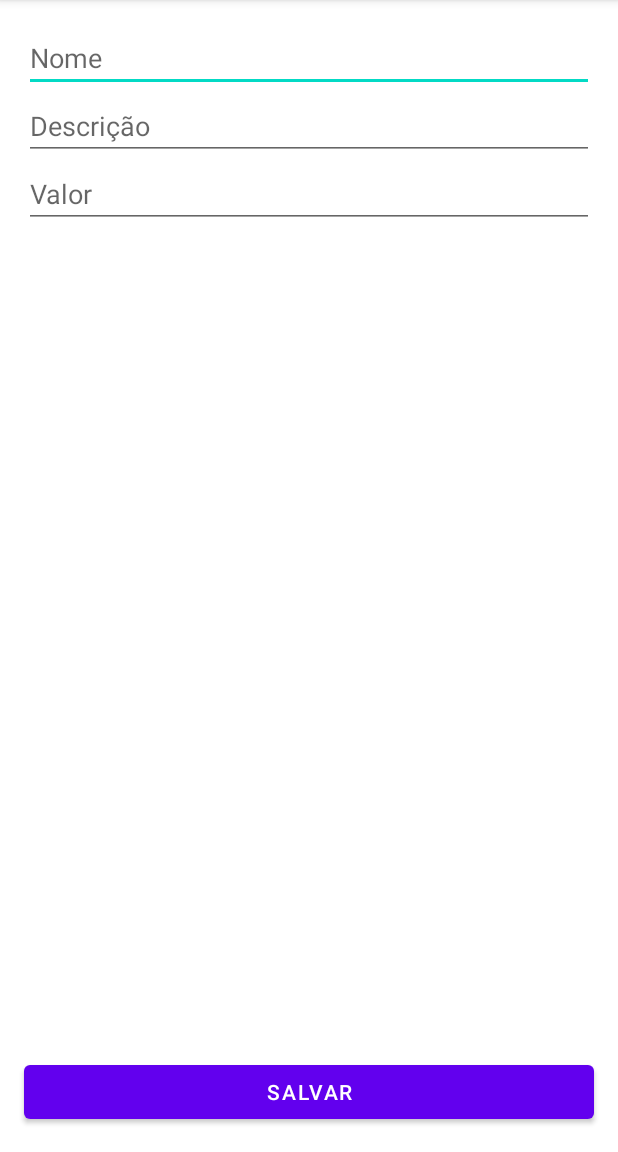
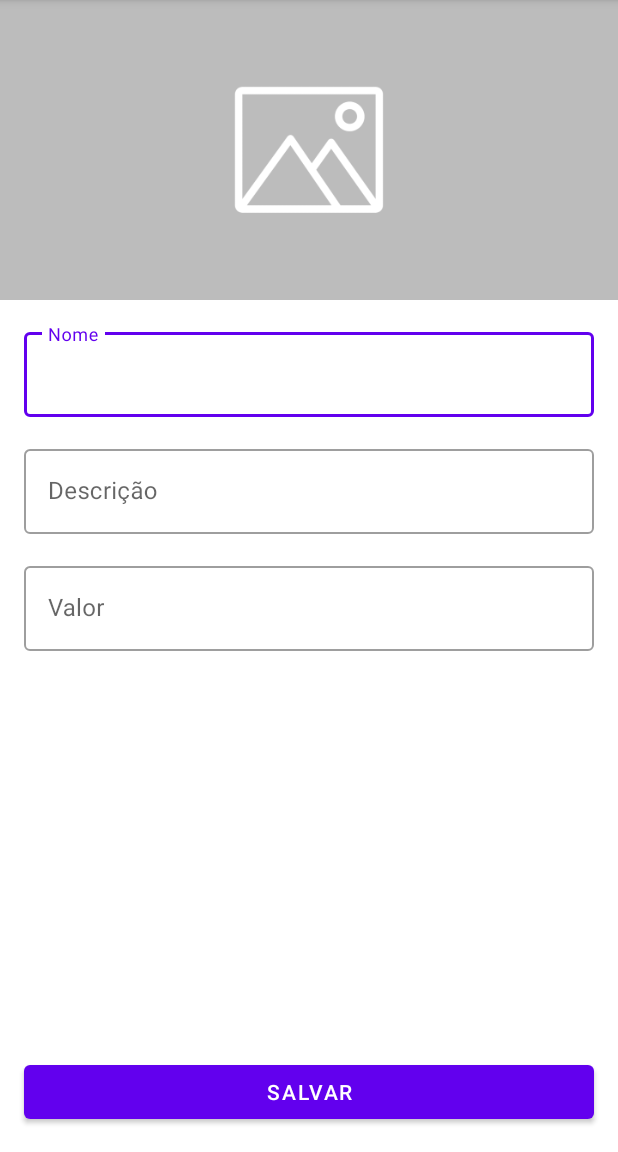
Before and after one commit to EclipseBSD/OrgsApp, an Android app built with Jetpack Compose: the FormularioProdutoActivity screen opened directly, with no data from a screen before it, on a phone screen of 412 x 824 dp, the part 84-1236 px from its top. Run offline under Robolectric (Android 15) with nearby library versions, the phone set to English and light mode, and no system bars.

Commit message:
Adicionando caixa de dialogo e modificando o formulario

```diff
--- a/app/src/main/java/com/example/orgsapp/ui/activity/ListaProdutosActivity.kt
+++ b/app/src/main/java/com/example/orgsapp/ui/activity/ListaProdutosActivity.kt
@@ -3,6 +3,7 @@ package com.example.orgsapp.ui.activity
 import android.content.Intent
 import android.os.Bundle
 import android.util.Log
+import androidx.appcompat.app.AlertDialog
 import androidx.appcompat.app.AppCompatActivity
 import androidx.recyclerview.widget.RecyclerView
 import com.example.orgsapp.R
--- /dev/null
+++ b/app/src/main/res/drawable/ic_action_refresh.xml
@@ -0,0 +1,5 @@
+<vector android:height="24dp" android:tint="#000000"
+    android:viewportHeight="24" android:viewportWidth="24"
+    android:width="24dp" xmlns:android="http://schemas.android.com/apk/res/android">
+    <path android:fillColor="@android:color/white" android:pathData="M17.65,6.35C16.2,4.9 14.21,4 12,4c-4.42,0 -7.99,3.58 -7.99,8s3.57,8 7.99,8c3.73,0 6.84,-2.55 7.73,-6h-2.08c-0.82,2.33 -3.04,4 -5.65,4 -3.31,0 -6,-2.69 -6,-6s2.69,-6 6,-6c1.66,0 3.14,0.69 4.22,1.78L13,11h7V4l-2.35,2.35z"/>
+</vector>
--- a/app/src/main/res/layout/activity_formulario_produto.xml
+++ b/app/src/main/res/layout/activity_formulario_produto.xml
@@ -12,38 +12,71 @@
         android:layout_height="wrap_content"
         tools:context=".ui.activity.FormularioProdutoActivity">
 
-
-        <EditText
-            android:id="@+id/activity_formulario_produto_nome"
-            android:layout_width="0dp"
-            android:layout_height="wrap_content"
-            android:layout_margin="16dp"
-            android:hint="Nome"
-            android:inputType="textCapSentences"
+        <ImageView
+            android:id="@+id/activity_formulario_produto_imagem"
+            android:layout_width="wrap_content"
+            android:layout_height="200dp"
+            android:scaleType="centerCrop"
+            android:src="@drawable/imagem_padrao"
             app:layout_constraintEnd_toEndOf="parent"
             app:layout_constraintStart_toStartOf="parent"
             app:layout_constraintTop_toTopOf="parent" />
 
-        <EditText
-            android:id="@+id/activity_formulario_produto_descricao"
-            android:layout_width="0dp"
+        <com.google.android.material.textfield.TextInputLayout
+            android:id="@+id/formulario_produto_textInputLayout_nome"
+            android:layout_width="match_parent"
             android:layout_height="wrap_content"
-            android:hint="Descrição"
-            android:inputType="textCapSentences"
-            app:layout_constraintEnd_toEndOf="@id/activity_formulario_produto_nome"
-            app:layout_constraintStart_toStartOf="@id/activity_formulario_produto_nome"
-            app:layout_constraintTop_toBottomOf="@id/activity_formulario_produto_nome" />
+            android:layout_margin="16dp"
+            app:layout_constraintTop_toBottomOf="@id/activity_formulario_produto_imagem"
+            style="@style/Widget.MaterialComponents.TextInputLayout.OutlinedBox">
 
-        <EditText
-            android:id="@+id/activity_formulario_produto_valor"
-            android:layout_width="0dp"
+            <com.google.android.material.textfield.TextInputEditText
+                android:id="@+id/activity_formulario_produto_nome"
+                android:layout_width="match_parent"
+                android:layout_height="wrap_content"
+                android:hint="Nome">
+
+            </com.google.android.material.textfield.TextInputEditText>
+
+        </com.google.android.material.textfield.TextInputLayout>
+
+        <com.google.android.material.textfield.TextInputLayout
+            android:id="@+id/formulario_produto_textInputLayout_descricao"
+            android:layout_width="match_parent"
             android:layout_height="wrap_content"
-            android:hint="Valor"
-            android:inputType="numberDecimal"
-            app:layout_constraintEnd_toEndOf="@id/activity_formulario_produto_descricao"
-            app:layout_constraintStart_toStartOf="@id/activity_formulario_produto_descricao"
-            app:layout_constraintTop_toBottomOf="@id/activity_formulario_produto_descricao"
-            />
+            android:layout_margin="16dp"
+            app:layout_constraintTop_toBottomOf="@id/formulario_produto_textInputLayout_nome"
+            style="@style/Widget.MaterialComponents.TextInputLayout.OutlinedBox">
+
+            <com.google.android.material.textfield.TextInputEditText
+                android:id="@+id/activity_formulario_produto_descricao"
+                android:layout_width="match_parent"
+                android:layout_height="wrap_content"
+                android:hint="Descrição">
+
+            </com.google.android.material.textfield.TextInputEditText>
+
+        </com.google.android.material.textfield.TextInputLayout>
+
+        <com.google.android.material.textfield.TextInputLayout
+            android:id="@+id/formulario_produto_textInputLayout_valor"
+            android:layout_width="match_parent"
+            android:layout_height="wrap_content"
+            android:layout_margin="16dp"
+            app:layout_constraintTop_toBottomOf="@id/formulario_produto_textInputLayout_descricao"
+            style="@style/Widget.MaterialComponents.TextInputLayout.OutlinedBox">
+
+            <com.google.android.material.textfield.TextInputEditText
+                android:id="@+id/activity_formulario_produto_valor"
+                android:layout_width="match_parent"
+                android:layout_height="wrap_content"
+                android:inputType="numberDecimal"
+                android:hint="Valor">
+
+            </com.google.android.material.textfield.TextInputEditText>
+
+        </com.google.android.material.textfield.TextInputLayout>
+
 
         <Button
             android:id="@+id/activity_formulario_produto_botao_salvar"
@@ -54,7 +87,7 @@
             app:layout_constraintBottom_toBottomOf="parent"
             app:layout_constraintEnd_toEndOf="parent"
             app:layout_constraintStart_toStartOf="parent"
-            app:layout_constraintTop_toBottomOf="@+id/activity_formulario_produto_valor"
+            app:layout_constraintTop_toBottomOf="@id/formulario_produto_textInputLayout_valor"
             app:layout_constraintVertical_bias="1"/>
 
 
```
Also changed, not shown: app/src/main/java/com/example/orgsapp/ui/activity/FormularioProdutoActivity.kt (+12 -0 lines), app/src/main/res/layout/formulario_imagem.xml (added, +60 -0 lines), app/src/main/res/drawable-hdpi/imagem_padrao.png (added), app/src/main/res/drawable-ldpi/imagem_padrao.png (added), app/src/main/res/drawable-mdpi/imagem_padrao.png (added), app/src/main/res/drawable-xhdpi/imagem_padrao.png (added), app/src/main/res/drawable-xxhdpi/imagem_padrao.png (added), app/src/main/res/drawable-xxxhdpi/imagem_padrao.png (added).
